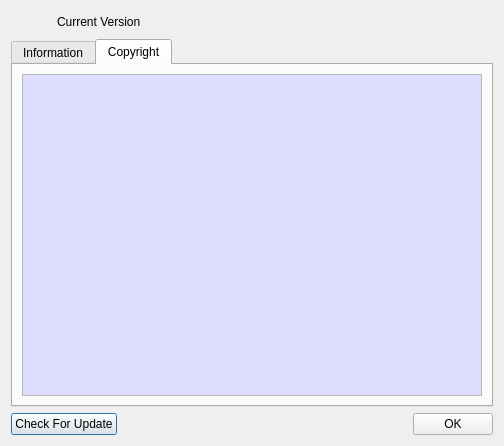
Before: the Qt Designer form BerEditor/about_dlg.ui in jykim74/BerEditor, drawn with Qt 5.
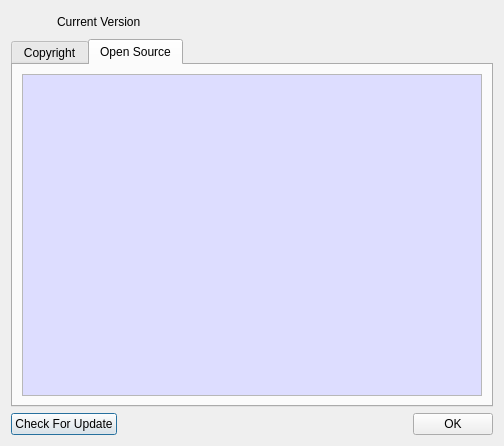
After: the same form once the commit is applied. The open tabs and pages were chosen to show the change. Icons and pictures are not drawn.

Commit message: about 에서 Copyright, Open Source 탭 변경

What changed in the file:
```diff
--- a/BerEditor/about_dlg.ui
+++ b/BerEditor/about_dlg.ui
@@ -68,7 +68,7 @@
      </property>
      <widget class="QWidget" name="tab">
       <attribute name="title">
-       <string>Information</string>
+       <string>Copyright</string>
       </attribute>
       <layout class="QVBoxLayout" name="verticalLayout_2">
        <item>
@@ -118,7 +118,7 @@
      </widget>
      <widget class="QWidget" name="tab_2">
       <attribute name="title">
-       <string>Copyright</string>
+       <string>Open Source</string>
       </attribute>
       <layout class="QVBoxLayout" name="verticalLayout_3">
        <item>
```
Left out of the diff: 2 changed lines with no effect on the pictures. The commit also changes 1 other file.
